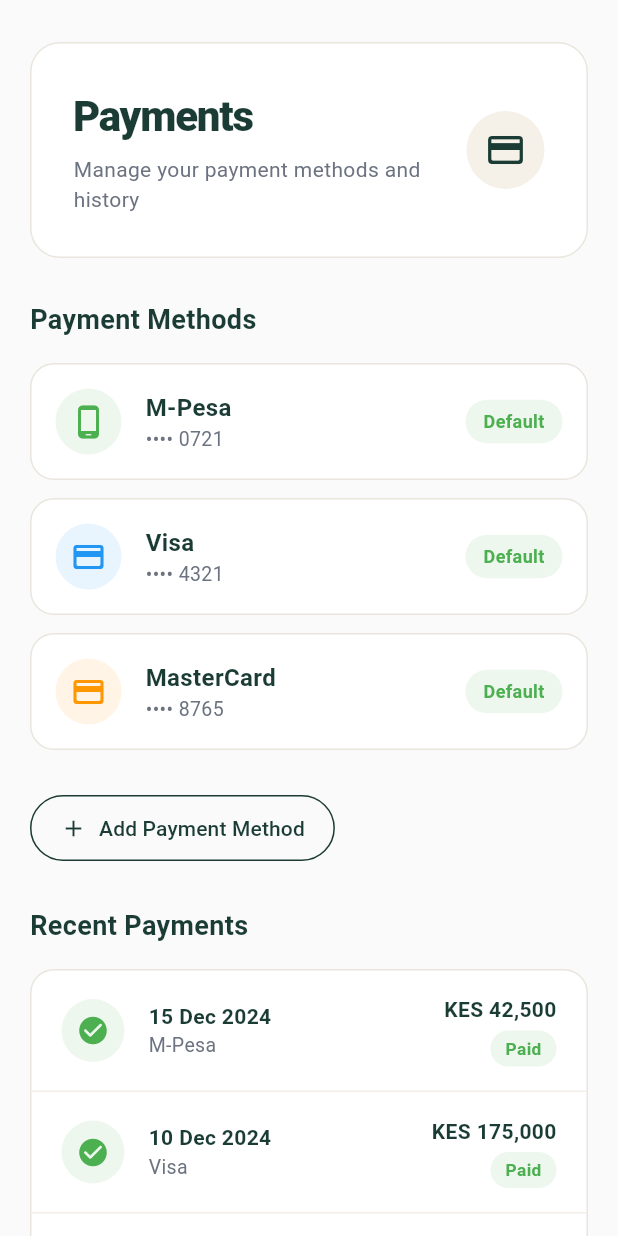
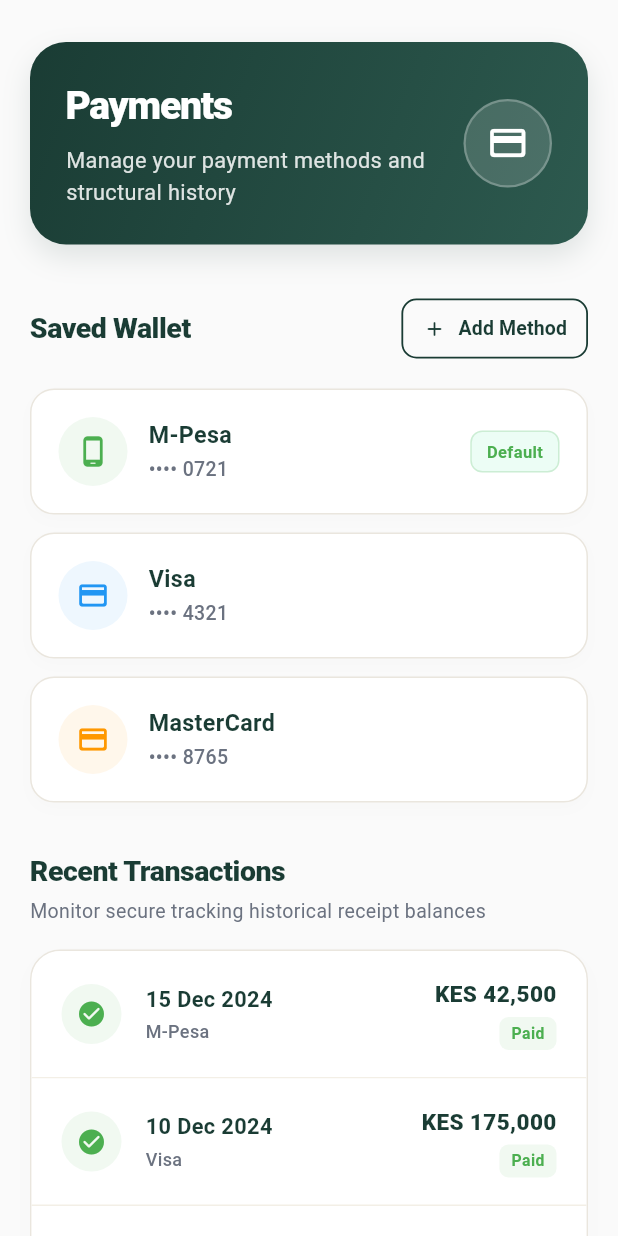
Before and after one commit to peacemakerbill/premisave_flutter_frontend, a Flutter app: the ClientPaymentsContent widget shown alone on an empty page, opened directly, on a phone screen of 412 x 824 dp. Run offline on Flutter 3.47's test engine with Material 3 defaults, Android fonts, the phone set to English and light mode, and no system bars; our stand-ins replace cached_network_image, dio, flutter_riverpod, flutter_secure_storage, go_router, google_sign_in and 3 more; missing offline and left inert: flutter_facebook_auth; accounts and stored records are empty; network calls fail.

Commit message:
Fixing Responsivness flaws on client payments content

```diff
--- a/lib/src/screens/dashboard/client/contents/client_payments_content.dart
+++ b/lib/src/screens/dashboard/client/contents/client_payments_content.dart
@@ -1,73 +1,118 @@
 import 'package:flutter/material.dart';
 
 const _brand = Color(0xFF1A3C34);
+const _brandLight = Color(0xFF2D5A4F);
 const _gold = Color(0xFFC9A84C);
 const _stone = Color(0xFFF5F0E8);
 const _slate = Color(0xFF6B7280);
+const _border = Color(0xFFEAE6DE);
 
 class ClientPaymentsContent extends StatelessWidget {
   const ClientPaymentsContent({super.key});
 
   @override
   Widget build(BuildContext context) {
-    final isSmall = MediaQuery.of(context).size.width < 768;
+    return LayoutBuilder(builder: (context, constraints) {
+      final isLarge = constraints.maxWidth > 1100;
 
       return SingleChildScrollView(
-      padding: EdgeInsets.symmetric(horizontal: isSmall ? 20 : 36, vertical: 28),
-      child: Column(
+        physics: const BouncingScrollPhysics(),
+        padding: EdgeInsets.symmetric(
+          horizontal: isLarge ? 36 : 20,
+          vertical: 28,
+        ),
+        child: Center(
+          child: Container(
+            constraints: const BoxConstraints(maxWidth: 1200),
+            child: const Column(
               crossAxisAlignment: CrossAxisAlignment.start,
               children: [
-          const _HeaderSection(),
-          const SizedBox(height: 28),
-          const _PaymentMethods(),
-          const SizedBox(height: 28),
-          const _RecentPayments(),
+                _HeaderSection(),
+                SizedBox(height: 32),
+                _PaymentMethods(),
+                SizedBox(height: 32),
+                _RecentPayments(),
               ],
             ),
+          ),
+        ),
       );
+    });
   }
 }
+
+// ── Premium Header Section ──────────────────────────────────────────────────
 
 class _HeaderSection extends StatelessWidget {
   const _HeaderSection();
 
   @override
   Widget build(BuildContext context) {
+    return LayoutBuilder(builder: (context, constraints) {
+      final isSmall = constraints.maxWidth < 600;
+
       return Container(
         decoration: BoxDecoration(
-        color: Colors.white,
-        borderRadius: BorderRadius.circular(20),
-        border: Border.all(color: const Color(0xFFEAE6DE)),
+          gradient: const LinearGradient(
+            colors: [_brand, _brandLight],
+            begin: Alignment.topLeft,
+            end: Alignment.bottomRight,
           ),
-      padding: const EdgeInsets.all(28),
+          borderRadius: BorderRadius.circular(24),
+          boxShadow: [
+            BoxShadow(
+              color: _brand.withOpacity(0.12),
+              blurRadius: 16,
+              offset: const Offset(0, 8),
+            )
+          ],
+        ),
+        padding: EdgeInsets.all(isSmall ? 24 : 32),
         child: Row(
           children: [
             Expanded(
               child: Column(
                 crossAxisAlignment: CrossAxisAlignment.start,
                 children: [
-                const Text(
+                  Text(
                     'Payments',
-                  style: TextStyle(fontSize: 28, fontWeight: FontWeight.w800, color: _brand, letterSpacing: -0.8),
+                    style: TextStyle(
+                      fontSize: isSmall ? 26 : 32,
+                      fontWeight: FontWeight.w800,
+                      color: Colors.white,
+                      letterSpacing: -0.8,
                     ),
-                const SizedBox(height: 6),
+                  ),
+                  const SizedBox(height: 8),
                   Text(
-                  'Manage your payment methods and history',
-                  style: TextStyle(fontSize: 14, color: _slate),
+                    'Manage your payment methods and structural history',
+                    style: TextStyle(
+                      fontSize: 14.5,
+                      color: Colors.white.withOpacity(0.85),
+                      fontWeight: FontWeight.w400,
+                    ),
                   ),
                 ],
               ),
             ),
+            const SizedBox(width: 16),
             Container(
-            padding: const EdgeInsets.all(12),
-            decoration: BoxDecoration(color: _stone, shape: BoxShape.circle),
-            child: const Icon(Icons.credit_card_rounded, color: _brand, size: 28),
+              padding: const EdgeInsets.all(14),
+              decoration: BoxDecoration(
+                color: Colors.white.withOpacity(0.15),
+                shape: BoxShape.circle,
+                border: Border.all(color: Colors.white.withOpacity(0.25), width: 1.5),
+              ),
+              child: const Icon(Icons.credit_card_rounded, color: Colors.white, size: 28),
             ),
           ],
         ),
       );
+    });
   }
 }
+
+// ── Fluid Payment Methods Section ───────────────────────────────────────────
 
 class _PaymentMethods extends StatelessWidget {
   const _PaymentMethods();
@@ -75,27 +120,54 @@
   @override
   Widget build(BuildContext context) {
     final methods = [
-      {'name': 'M-Pesa', 'icon': Icons.phone_android_rounded, 'color': Colors.green, 'last4': '0721'},
-      {'name': 'Visa', 'icon': Icons.credit_card_rounded, 'color': Colors.blue, 'last4': '4321'},
-      {'name': 'MasterCard', 'icon': Icons.credit_card_rounded, 'color': Colors.orange, 'last4': '8765'},
+      {'name': 'M-Pesa', 'icon': Icons.phone_android_rounded, 'color': Colors.green, 'last4': '0721', 'isDefault': true},
+      {'name': 'Visa', 'icon': Icons.credit_card_rounded, 'color': Colors.blue, 'last4': '4321', 'isDefault': false},
+      {'name': 'MasterCard', 'icon': Icons.credit_card_rounded, 'color': Colors.orange, 'last4': '8765', 'isDefault': false},
     ];
 
     return Column(
       crossAxisAlignment: CrossAxisAlignment.start,
       children: [
-        const Text('Payment Methods', style: TextStyle(fontSize: 18, fontWeight: FontWeight.w700, color: _brand)),
-        const SizedBox(height: 16),
-        ...methods.map((method) => _PaymentMethodCard(method: method)).toList(),
-        const SizedBox(height: 16),
+        Row(
+          mainAxisAlignment: MainAxisAlignment.spaceBetween,
+          children: [
+            const Text(
+              'Saved Wallet',
+              style: TextStyle(fontSize: 19, fontWeight: FontWeight.w800, color: _brand, letterSpacing: -0.3),
+            ),
             OutlinedButton.icon(
               onPressed: () {},
-          icon: const Icon(Icons.add, size: 18),
-          label: const Text('Add Payment Method'),
+              icon: const Icon(Icons.add_rounded, size: 16),
+              label: const Text('Add Method', style: TextStyle(fontSize: 13, fontWeight: FontWeight.w700)),
               style: OutlinedButton.styleFrom(
                 foregroundColor: _brand,
-            side: const BorderSide(color: _brand),
-            padding: const EdgeInsets.symmetric(horizontal: 20, vertical: 12),
+                side: const BorderSide(color: _brand, width: 1.2),
+                padding: const EdgeInsets.symmetric(horizontal: 14, vertical: 10),
+                shape: RoundedRectangleBorder(borderRadius: BorderRadius.circular(10)),
               ),
+            ),
+          ],
+        ),
+        const SizedBox(height: 16),
+        LayoutBuilder(
+          builder: (context, constraints) {
+            final screenWidth = constraints.maxWidth;
+            // Calculations split into columns dynamically depending on space available
+            final double cardWidth = screenWidth > 900
+                ? (screenWidth - 24) / 3
+                : screenWidth > 600
+                ? (screenWidth - 12) / 2
+                : screenWidth;
+
+            return Wrap(
+              spacing: 12,
+              runSpacing: 12,
+              children: methods.map((method) => SizedBox(
+                width: cardWidth,
+                child: _PaymentMethodCard(method: method),
+              )).toList(),
+            );
+          },
         ),
       ],
     );
@@ -109,40 +181,64 @@
   @override
   Widget build(BuildContext context) {
     final color = method['color'] as Color;
+    final isDefault = method['isDefault'] as bool;
+
     return Container(
-      margin: const EdgeInsets.only(bottom: 12),
       decoration: BoxDecoration(
         color: Colors.white,
         borderRadius: BorderRadius.circular(16),
-        border: Border.all(color: const Color(0xFFEAE6DE)),
+        border: Border.all(color: _border),
+        boxShadow: [
+          BoxShadow(
+            color: Colors.black.withOpacity(0.01),
+            blurRadius: 8,
+            offset: const Offset(0, 4),
+          )
+        ],
       ),
-      padding: const EdgeInsets.all(16),
+      padding: const EdgeInsets.all(18),
       child: Row(
         children: [
           Container(
-            padding: const EdgeInsets.all(10),
-            decoration: BoxDecoration(color: color.withOpacity(0.1), shape: BoxShape.circle),
-            child: Icon(method['icon'] as IconData, color: color, size: 24),
+            padding: const EdgeInsets.all(12),
+            decoration: BoxDecoration(
+              color: color.withOpacity(0.08),
+              shape: BoxShape.circle,
             ),
-          const SizedBox(width: 16),
+            child: Icon(method['icon'] as IconData, color: color, size: 22),
+          ),
+          const SizedBox(width: 14),
           Expanded(
             child: Column(
               crossAxisAlignment: CrossAxisAlignment.start,
+              mainAxisSize: MainAxisSize.min,
               children: [
-                Text(method['name'] as String, style: const TextStyle(fontSize: 16, fontWeight: FontWeight.w600, color: _brand)),
-                Text('•••• ${method['last4']}', style: TextStyle(fontSize: 13, color: _slate)),
+                Text(
+                  method['name'] as String,
+                  style: const TextStyle(fontSize: 15.5, fontWeight: FontWeight.w700, color: _brand),
+                  maxLines: 1,
+                  overflow: TextOverflow.ellipsis,
+                ),
+                const SizedBox(height: 2),
+                Text(
+                  '•••• ${method['last4']}',
+                  style: const TextStyle(fontSize: 13, color: _slate, fontWeight: FontWeight.w500),
+                ),
               ],
             ),
           ),
+          const SizedBox(width: 8),
+          if (isDefault)
             Container(
-            padding: const EdgeInsets.symmetric(horizontal: 12, vertical: 6),
+              padding: const EdgeInsets.symmetric(horizontal: 10, vertical: 5),
               decoration: BoxDecoration(
-              color: Colors.green.withOpacity(0.1),
-              borderRadius: BorderRadius.circular(20),
+                color: const Color(0xFFECFDF5),
+                borderRadius: BorderRadius.circular(8),
+                border: Border.all(color: Colors.green.withOpacity(0.2)),
               ),
               child: const Text(
                 'Default',
-              style: TextStyle(fontSize: 12, color: Colors.green, fontWeight: FontWeight.w600),
+                style: TextStyle(fontSize: 11, color: Colors.green, fontWeight: FontWeight.w700),
               ),
             ),
         ],
@@ -150,6 +246,8 @@
     );
   }
 }
+
+// ── Recent Payments Section ─────────────────────────────────────────────────
 
 class _RecentPayments extends StatelessWidget {
   const _RecentPayments();
@@ -159,16 +257,34 @@
     return Column(
       crossAxisAlignment: CrossAxisAlignment.start,
       children: [
-        const Text('Recent Payments', style: TextStyle(fontSize: 18, fontWeight: FontWeight.w700, color: _brand)),
+        const Text(
+          'Recent Transactions',
+          style: TextStyle(fontSize: 19, fontWeight: FontWeight.w800, color: _brand, letterSpacing: -0.3),
+        ),
+        const SizedBox(height: 4),
+        const Text(
+          'Monitor secure tracking historical receipt balances',
+          style: TextStyle(color: _slate, fontSize: 13, fontWeight: FontWeight.w400),
+        ),
         const SizedBox(height: 16),
         Container(
           decoration: BoxDecoration(
             color: Colors.white,
-            borderRadius: BorderRadius.circular(16),
-            border: Border.all(color: const Color(0xFFEAE6DE)),
+            borderRadius: BorderRadius.circular(20),
+            border: Border.all(color: _border),
+            boxShadow: [
+              BoxShadow(
+                color: Colors.black.withOpacity(0.01),
+                blurRadius: 12,
+                offset: const Offset(0, 6),
+              )
+            ],
           ),
+          child: ClipRRect(
+            borderRadius: BorderRadius.circular(20),
             child: Column(
               children: _payments.map((payment) => _PaymentItem(payment: payment)).toList(),
+            ),
           ),
         ),
       ],
@@ -193,38 +309,60 @@
     final (color, icon) = _getStatusInfo(payment['status'] as String);
 
     return Container(
-      padding: const EdgeInsets.symmetric(vertical: 16, horizontal: 20),
+      padding: const EdgeInsets.symmetric(vertical: 18, horizontal: 20),
       decoration: const BoxDecoration(
+        color: Colors.white,
         border: Border(bottom: BorderSide(color: Color(0xFFF3EFE6))),
       ),
       child: Row(
         children: [
           Container(
             padding: const EdgeInsets.all(10),
-            decoration: BoxDecoration(color: color.withOpacity(0.1), shape: BoxShape.circle),
-            child: Icon(icon, color: color, size: 22),
+            decoration: BoxDecoration(
+              color: color.withOpacity(0.08),
+              shape: BoxShape.circle,
+            ),
+            child: Icon(icon, color: color, size: 20),
           ),
           const SizedBox(width: 16),
           Expanded(
             child: Column(
               crossAxisAlignment: CrossAxisAlignment.start,
+              mainAxisSize: MainAxisSize.min,
               children: [
-                Text(payment['date'] as String, style: const TextStyle(fontWeight: FontWeight.w600, color: _brand)),
-                Text(payment['method'] as String, style: TextStyle(color: _slate, fontSize: 13)),
+                Text(
+                  payment['date'] as String,
+                  style: const TextStyle(fontWeight: FontWeight.w700, color: _brand, fontSize: 14.5),
+                  maxLines: 1,
+                  overflow: TextOverflow.ellipsis,
+                ),
+                const SizedBox(height: 2),
+                Text(
+                  payment['method'] as String,
+                  style: const TextStyle(color: _slate, fontSize: 12, fontWeight: FontWeight.w500),
+                ),
               ],
             ),
           ),
+          const SizedBox(width: 12),
           Column(
             crossAxisAlignment: CrossAxisAlignment.end,
+            mainAxisSize: MainAxisSize.min,
             children: [
-              Text(payment['amount'] as String, style: const TextStyle(fontWeight: FontWeight.w700, color: _brand)),
-              const SizedBox(height: 4),
+              Text(
+                payment['amount'] as String,
+                style: const TextStyle(fontWeight: FontWeight.w800, color: _brand, fontSize: 15),
+              ),
+              const SizedBox(height: 5),
               Container(
-                padding: const EdgeInsets.symmetric(horizontal: 10, vertical: 4),
-                decoration: BoxDecoration(color: color.withOpacity(0.1), borderRadius: BorderRadius.circular(20)),
+                padding: const EdgeInsets.symmetric(horizontal: 8, vertical: 3.5),
+                decoration: BoxDecoration(
+                  color: color.withOpacity(0.08),
+                  borderRadius: BorderRadius.circular(6),
+                ),
                 child: Text(
                   payment['status'] as String,
-                  style: TextStyle(fontSize: 11.5, fontWeight: FontWeight.w600, color: color),
+                  style: TextStyle(fontSize: 10.5, fontWeight: FontWeight.w700, color: color),
                 ),
               ),
             ],
```
Lines whose indentation alone changed are shown as unchanged.
